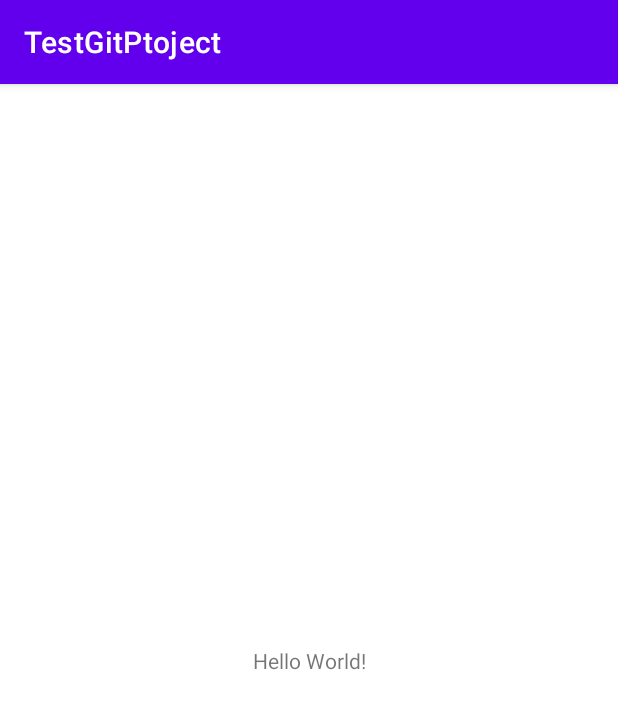
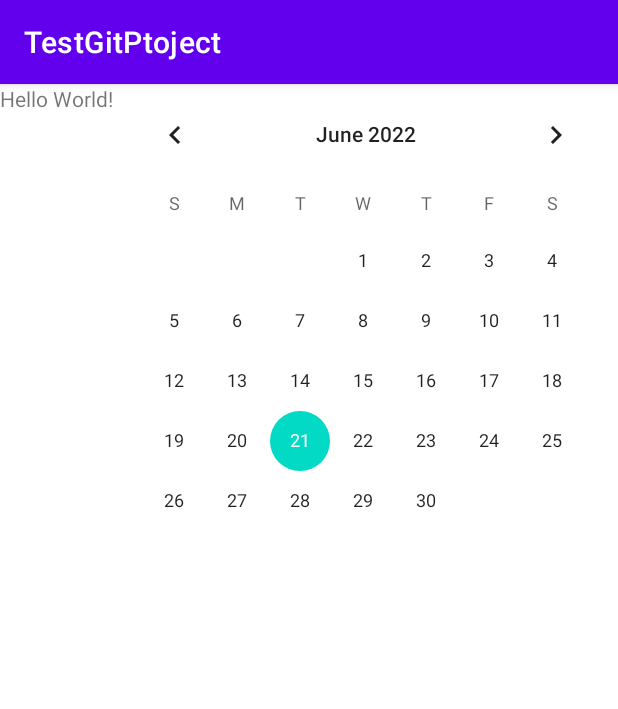
Before and after one commit to vezenye44/TestGitPtoject, an Android app: the screen it shows after launch (MainActivity), on a phone screen of 412 x 824 dp. Shown: the top 709 px of the screen. Run offline under Robolectric (Android 15) with nearby library versions, the phone set to English and light mode, and no system bars.

Commit message:
master's ch//

```diff
--- a/app/src/main/res/layout/activity_main.xml
+++ b/app/src/main/res/layout/activity_main.xml
@@ -1,5 +1,5 @@
 <?xml version="1.0" encoding="utf-8"?>
-<androidx.constraintlayout.widget.ConstraintLayout
+<LinearLayout
         xmlns:android="http://schemas.android.com/apk/res/android"
         xmlns:tools="http://schemas.android.com/tools"
         xmlns:app="http://schemas.android.com/apk/res-auto"
@@ -15,4 +15,7 @@
             app:layout_constraintRight_toRightOf="parent"
             app:layout_constraintTop_toTopOf="parent"/>
 
-</androidx.constraintlayout.widget.ConstraintLayout>
+    <CalendarView android:layout_width="wrap_content" android:layout_height="wrap_content"/>
+
+
+</LinearLayout>
```
